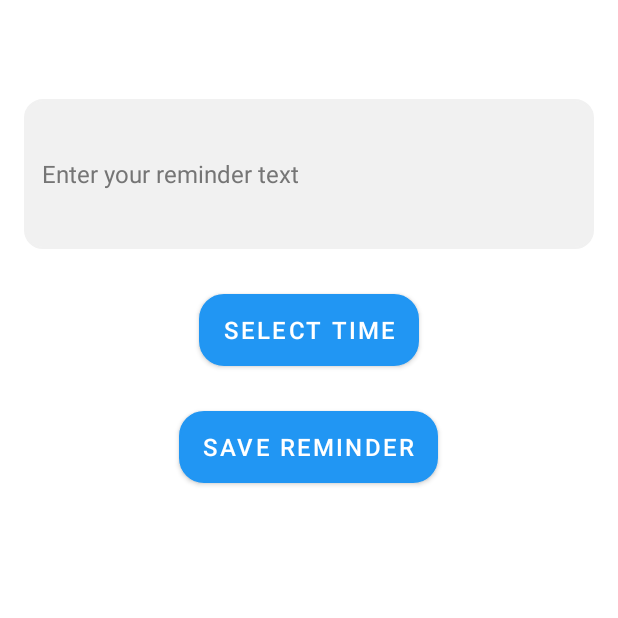
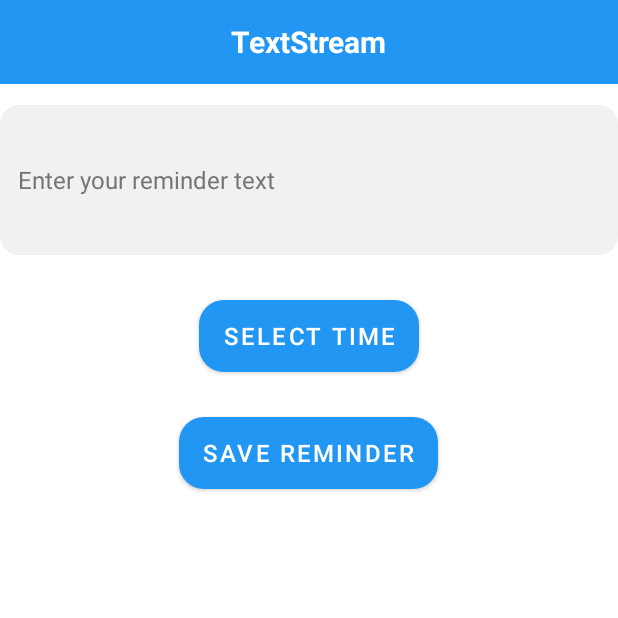
Before and after one commit to CHAIGANESH/Text_Stream, an Android app: the ReminderActivity screen opened directly, with no data from a screen before it, on a phone screen of 412 x 824 dp, the top half of it. Run offline under Robolectric (Android 15) with nearby library versions, the phone set to English and light mode, and no system bars.

Commit message:
UI_update-2 (Home and Reminder)

```diff
--- a/app/build.gradle.kts
+++ b/app/build.gradle.kts
@@ -44,6 +44,7 @@ dependencies {
     implementation ("com.karumi:dexter:6.2.3")
     implementation ("com.pierfrancescosoffritti.androidyoutubeplayer:core:12.1.1")
     implementation ("com.google.firebase:firebase-firestore:24.4.3")
+    implementation ("com.google.android.material:material:1.9.0")
     implementation(libs.appcompat)
     implementation(libs.material)
     implementation(libs.activity)
--- /dev/null
+++ b/app/src/main/res/drawable/ic_delete.xml
@@ -0,0 +1,5 @@
+<vector xmlns:android="http://schemas.android.com/apk/res/android" android:height="24dp" android:tint="#000000" android:viewportHeight="24" android:viewportWidth="24" android:width="24dp">
+
+    <path android:fillColor="@android:color/white" android:pathData="M6,19c0,1.1 0.9,2 2,2h8c1.1,0 2,-0.9 2,-2V7H6v12zM19,4h-3.5l-1,-1h-5l-1,1H5v2h14V4z"/>
+
+</vector>
--- a/app/src/main/res/drawable/rounded_search_view.xml
+++ b/app/src/main/res/drawable/rounded_search_view.xml
@@ -1,5 +1,5 @@
 <shape xmlns:android="http://schemas.android.com/apk/res/android">
-    <solid android:color="#69ACE2" />
+    <solid android:color="@color/button_blue" />
     <corners android:radius="12dp" />
     <stroke android:width="1dp" android:color="#41729F" />
 </shape>
--- a/app/src/main/res/layout/activity_reminder.xml
+++ b/app/src/main/res/layout/activity_reminder.xml
@@ -1,14 +1,36 @@
 <RelativeLayout xmlns:android="http://schemas.android.com/apk/res/android"
     android:layout_width="match_parent"
     android:layout_height="match_parent"
-    android:padding="16dp"
     android:background="#FFFFFF">
 
+    <!-- Top Bar -->
+    <RelativeLayout
+        android:id="@+id/topBar"
+        android:layout_width="match_parent"
+        android:layout_height="56dp"
+        android:background="@color/my_blue_primary"
+        android:paddingTop="8dp"
+        android:paddingBottom="8dp"
+        android:layout_alignParentTop="true">
+
+        <!-- App Name TextView -->
+        <TextView
+            android:id="@+id/appName"
+            android:layout_width="wrap_content"
+            android:layout_height="wrap_content"
+            android:text="TextStream"
+            android:textSize="20sp"
+            android:textColor="@android:color/white"
+            android:textStyle="bold"
+            android:layout_centerInParent="true" />
+    </RelativeLayout>
+
+    <!-- Reminder Text EditText -->
     <EditText
         android:id="@+id/reminderText"
         android:layout_width="match_parent"
         android:layout_height="wrap_content"
-        android:layout_marginTop="50dp"
+        android:layout_marginTop="70dp"
         android:hint="Enter your reminder text"
         android:inputType="textMultiLine"
         android:minHeight="100dp"
@@ -19,6 +41,7 @@
         android:textColorHint="#757575"
         android:backgroundTint="#F1F1F1" />
 
+    <!-- Select Time Button -->
     <Button
         android:id="@+id/selectTimeButton"
         android:layout_width="wrap_content"
@@ -32,6 +55,7 @@
         android:textSize="16sp"
         style="@style/CustomButtonStyle" />
 
+    <!-- Save Reminder Button -->
     <Button
         android:id="@+id/saveReminderButton"
         android:layout_width="wrap_content"
--- a/app/src/main/res/values/colors.xml
+++ b/app/src/main/res/values/colors.xml
@@ -4,4 +4,20 @@
     <color name="blue">#2196F3</color>
     <color name="button_blue">#1976D2</color> <!-- Adjusted blue color -->
     <color name="searchview_blue">#1976D2</color> <!-- Adjusted blue for SearchView -->
+    <color name="my_blue_primary">#2196F3</color>
+    <color name="my_blue_primary_container">#BBDEFB</color>
+    <color name="my_blue_secondary">#03A9F4</color>
+    <color name="my_blue_secondary_container">#B3E5FC</color>
+    <color name="my_blue_tertiary">#0288D1</color>
+    <color name="my_blue_tertiary_container">#81D4FA</color>
+    <color name="my_blue_surface">#E3F2FD</color>
+    <color name="my_blue_on_surface">#0D47A1</color>
+    <color name="my_blue_background">#E3F2FD</color>
+    <color name="my_blue_on_background">#0D47A1</color>
+    <color name="my_blue_primary_dark">#0D47A1</color> <!-- Darker blue for primary -->
+    <color name="my_blue_primary_container_dark">#1565C0</color> <!-- Darker primary container -->
+    <color name="my_blue_secondary_dark">#0288D1</color> <!-- Darker blue for secondary -->
+    <color name="my_blue_secondary_container_dark">#0288D1</color> <!-- Darker secondary container -->
+    <color name="my_blue_surface_dark">#121212</color> <!-- Dark surface background -->
+    <color name="my_blue_background_dark">#121212</color>
 </resources>
--- a/app/src/main/res/values/themes.xml
+++ b/app/src/main/res/values/themes.xml
@@ -1,8 +1,21 @@
 <resources xmlns:tools="http://schemas.android.com/tools">
-    <!-- Base application theme. -->
-    <style name="Base.Theme.TextStream" parent="Theme.Material3.DayNight.NoActionBar">
-        <!-- Customize your light theme here. -->
-        <!-- <item name="colorPrimary">@color/my_light_primary</item> -->
+    <!-- Base application theme for Light Mode -->
+    <style name="Base.Theme.TextStream" parent="Theme.MaterialComponents.DayNight.NoActionBar">
+        <!-- Primary Colors -->
+        <item name="colorPrimary">@color/my_blue_primary</item>
+        <item name="colorPrimaryContainer">@color/my_blue_primary_container</item>
+        <item name="colorSecondary">@color/my_blue_secondary</item>
+        <item name="colorSecondaryContainer">@color/my_blue_secondary_container</item>
+
+        <!-- Global Background and Surface Colors -->
+        <item name="backgroundColor">#F3F4F6</item>
+        <item name="colorSurface">@color/my_blue_surface</item>
+
+        <!-- Text Colors (Default to black) -->
+        <item name="android:textColor">@android:color/black</item> <!-- Default text color is black -->
+
+        <!-- Status Bar Color -->
+        <item name="android:statusBarColor">@color/my_blue_primary</item>
     </style>
 
     <style name="Theme.TextStream" parent="Base.Theme.TextStream" />
```
Also changed, not shown: app/src/main/res/layout/activity_main.xml (+29 -7 lines), app/src/main/res/layout/activity_subjects.xml (+21 -11 lines), app/src/main/res/layout/recording_item.xml (+20 -5 lines), app/src/main/res/values-night/themes.xml (+19 -4 lines).
